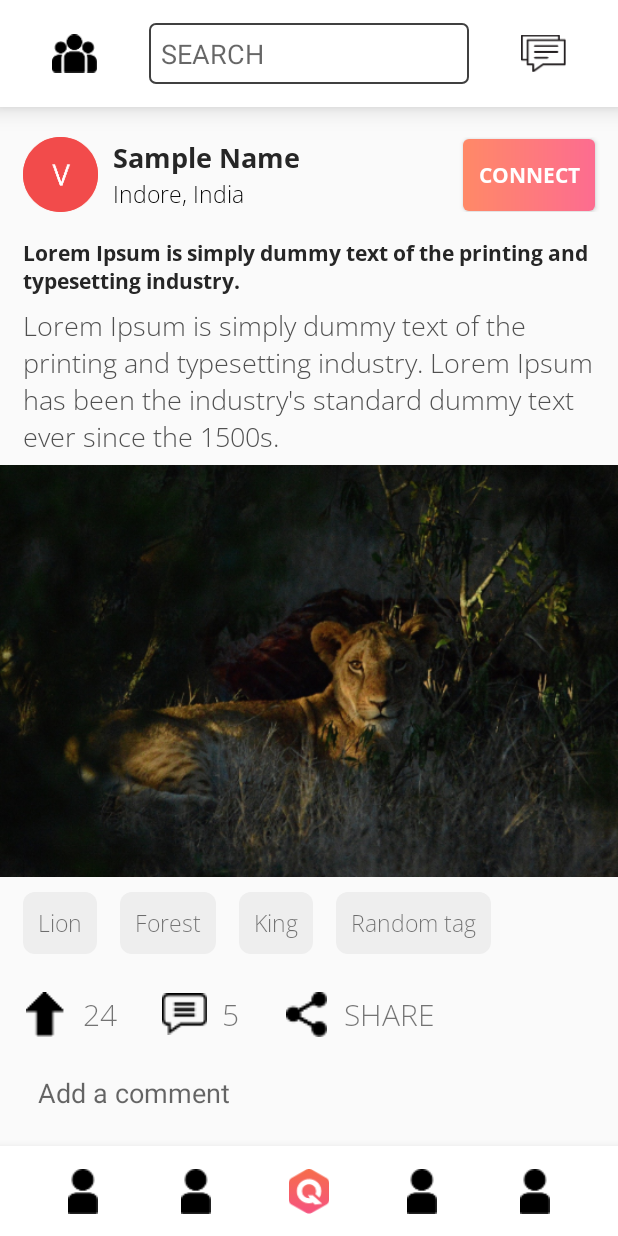
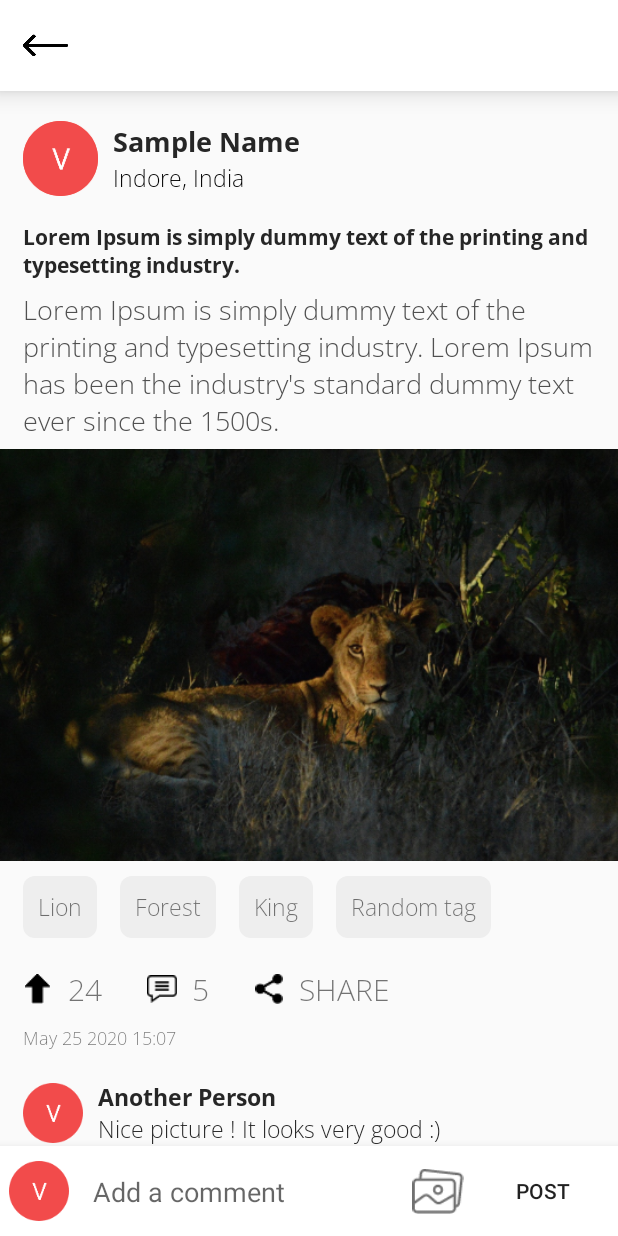
Before and after one commit to Anuragtech02/qcrux-wall, an Android app: the screen it shows after launch (MainActivity), on a phone screen of 412 x 824 dp. Run offline under Robolectric (Android 15) with nearby library versions, the phone set to English and light mode, and no system bars.

Commit message:
Post selected complete

```diff
--- a/app/src/main/java/com/anurag/qcrux/MainActivity.java
+++ b/app/src/main/java/com/anurag/qcrux/MainActivity.java
@@ -9,6 +9,6 @@ public class MainActivity extends AppCompatActivity {
     @Override
     protected void onCreate(Bundle savedInstanceState) {
         super.onCreate(savedInstanceState);
-        setContentView(R.layout.wall);
+        setContentView(R.layout.post_selected);
     }
 }
--- a/app/src/main/res/layout/activity_goal.xml
+++ b/app/src/main/res/layout/activity_goal.xml
@@ -46,6 +46,7 @@
         android:clipChildren="false"
         android:clipToPadding="false"
         android:orientation="vertical"
+        android:scrollbars="none"
         app:layout_constraintEnd_toEndOf="parent"
         app:layout_constraintStart_toStartOf="parent"
         app:layout_constraintTop_toBottomOf="@+id/textView4">
--- /dev/null
+++ b/app/src/main/res/layout/post_selected.xml
@@ -0,0 +1,455 @@
+<?xml version="1.0" encoding="utf-8"?>
+<androidx.constraintlayout.widget.ConstraintLayout
+    xmlns:android="http://schemas.android.com/apk/res/android"
+    xmlns:app="http://schemas.android.com/apk/res-auto"
+    xmlns:tools="http://schemas.android.com/tools"
+    android:layout_width="match_parent"
+    android:layout_height="match_parent">
+
+    <!--Top action bar-->
+    <androidx.constraintlayout.widget.ConstraintLayout
+        android:id="@+id/topBar"
+        android:background="@color/white"
+        android:layout_width="match_parent"
+        android:layout_height="wrap_content"
+        app:layout_constraintEnd_toEndOf="parent"
+        android:paddingTop="15dp"
+        android:paddingBottom="15dp"
+        android:elevation="10dp"
+        app:layout_constraintStart_toStartOf="parent"
+        app:layout_constraintTop_toTopOf="parent">
+
+        <ImageView
+            android:id="@+id/imageViewBack"
+            android:layout_width="30dp"
+            android:layout_height="30dp"
+            android:src="@mipmap/back"
+            android:layout_marginStart="15dp"
+            app:layout_constraintBottom_toBottomOf="parent"
+            app:layout_constraintStart_toStartOf="parent"
+            app:layout_constraintTop_toTopOf="parent" />
+
+
+    </androidx.constraintlayout.widget.ConstraintLayout>
+
+    <!--Post-->
+    <ScrollView
+        android:layout_width="match_parent"
+        android:layout_height="wrap_content"
+        android:fillViewport="true"
+        android:scrollbars="none"
+        app:layout_constraintEnd_toEndOf="parent"
+        app:layout_constraintStart_toStartOf="parent"
+        app:layout_constraintTop_toBottomOf="@+id/topBar">
+
+        <androidx.constraintlayout.widget.ConstraintLayout
+            android:id="@+id/post"
+            android:layout_width="match_parent"
+            android:layout_height="wrap_content"
+            android:paddingBottom="150dp">
+
+            <!--ID and connect-->
+            <androidx.constraintlayout.widget.ConstraintLayout
+                android:id="@+id/postTopBar"
+                android:layout_width="match_parent"
+                android:layout_height="wrap_content"
+                android:layout_marginTop="20dp"
+                app:layout_constraintEnd_toEndOf="parent"
+                app:layout_constraintStart_toStartOf="parent"
+                app:layout_constraintTop_toTopOf="parent">
+
+
+                <ImageView
+                    android:id="@+id/avatar"
+                    android:layout_width="50dp"
+                    android:layout_height="50dp"
+                    android:background="@drawable/circle_dp"
+                    android:layout_marginStart="15dp"
+                    app:layout_constraintStart_toStartOf="parent"
+                    app:layout_constraintTop_toTopOf="parent"
+                    android:src="@mipmap/dp" />
+
+                <TextView
+                    android:id="@+id/textViewName"
+                    android:layout_width="wrap_content"
+                    android:layout_height="wrap_content"
+                    android:layout_marginStart="10dp"
+                    android:text="Sample Name"
+                    android:fontFamily="@font/open_sans_bold"
+                    android:textColor="@color/colorHeading"
+                    android:textSize="18sp"
+                    app:layout_constraintBottom_toTopOf="@id/textViewLocation"
+                    app:layout_constraintStart_toEndOf="@+id/avatar"
+                    app:layout_constraintTop_toTopOf="@+id/avatar" />
+
+                <TextView
+                    android:id="@+id/textViewLocation"
+                    android:layout_width="wrap_content"
+                    android:layout_height="wrap_content"
+                    android:fontFamily="@font/open_sans_light"
+                    android:text="Indore, India"
+                    android:textColor="#000000"
+                    android:textSize="15sp"
+                    app:layout_constraintBottom_toBottomOf="@+id/avatar"
+                    app:layout_constraintStart_toStartOf="@+id/textViewName"
+                    app:layout_constraintTop_toBottomOf="@+id/textViewName" />
+
+            </androidx.constraintlayout.widget.ConstraintLayout>
+
+            <!--Content-->
+            <androidx.constraintlayout.widget.ConstraintLayout
+                android:id="@+id/content"
+                android:layout_width="match_parent"
+                android:layout_height="wrap_content"
+                app:layout_constraintStart_toStartOf="parent"
+                app:layout_constraintEnd_toEndOf="parent"
+                app:layout_constraintTop_toBottomOf="@+id/postTopBar">
+
+                <!--Heading-->
+                <TextView
+                    android:id="@+id/heading"
+                    android:layout_width="0dp"
+                    android:layout_height="40dp"
+                    android:paddingStart="15dp"
+                    android:paddingEnd="15dp"
+                    android:layout_marginTop="18dp"
+                    android:autoSizeTextType="uniform"
+                    android:autoSizeMinTextSize="12sp"
+                    android:autoSizeMaxTextSize="20sp"
+                    android:autoSizeStepGranularity="1sp"                    android:textColor="@color/colorHeading"
+                    android:fontFamily="@font/open_sans_bold"
+                    android:text="@string/headingPost"
+                    app:layout_constraintEnd_toEndOf="parent"
+                    app:layout_constraintStart_toStartOf="parent"
+                    app:layout_constraintTop_toTopOf="parent" />
+
+                <!--Description-->
+                <TextView
+                    android:id="@+id/description"
+                    android:layout_width="0dp"
+                    android:layout_height="100dp"
+                    android:layout_marginTop="5dp"
+                    android:paddingStart="15dp"
+                    android:paddingEnd="15dp"
+                    android:textColor="@color/colorDescription"
+                    android:fontFamily="@font/open_sans_light"
+                    android:text="@string/descriptionPost"
+                    android:autoSizeTextType="uniform"
+                    android:autoSizeMinTextSize="12sp"
+                    android:autoSizeMaxTextSize="20sp"
+                    android:autoSizeStepGranularity="1sp"
+                    app:layout_constraintTop_toBottomOf="@+id/heading"
+                    app:layout_constraintStart_toStartOf="parent"
+                    app:layout_constraintEnd_toEndOf="parent"/>
+
+                <!--Description image-->
+                <ImageView
+                    android:id="@+id/picture"
+                    android:layout_width="match_parent"
+                    android:layout_height="wrap_content"
+                    android:layout_marginTop="5dp"
+                    android:adjustViewBounds="true"
+                    app:layout_constraintEnd_toEndOf="parent"
+                    app:layout_constraintStart_toStartOf="parent"
+                    app:layout_constraintTop_toBottomOf="@+id/description"
+                    app:srcCompat="@mipmap/lion" />
+
+                <!--Tags-->
+                <HorizontalScrollView
+                    android:layout_width="match_parent"
+                    android:layout_height="wrap_content"
+                    android:scrollbars="none"
+                    app:layout_constraintTop_toBottomOf="@id/picture"
+                    app:layout_constraintStart_toStartOf="parent">
+                    <androidx.constraintlayout.widget.ConstraintLayout
+                        android:layout_width="match_parent"
+                        android:layout_height="wrap_content"
+                        android:paddingEnd="20dp">
+                        <LinearLayout
+                            android:id="@+id/tag1"
+                            android:layout_width="wrap_content"
+                            android:layout_height="wrap_content"
+                            android:background="@drawable/tag_bg"
+                            android:layout_marginStart="15dp"
+                            android:layout_marginTop="10dp"
+                            android:padding="10dp"
+                            app:layout_constraintStart_toStartOf="parent"
+                            app:layout_constraintTop_toTopOf="parent">
+                            <TextView
+                                android:layout_width="wrap_content"
+                                android:layout_height="wrap_content"
+                                android:fontFamily="@font/open_sans_light"
+                                android:textSize="15sp"
+                                android:text="Lion"/>
+                        </LinearLayout>
+                        <LinearLayout
+                            android:id="@+id/tag2"
+                            android:layout_width="wrap_content"
+                            android:layout_height="wrap_content"
+                            android:background="@drawable/tag_bg"
+                            android:layout_marginStart="15dp"
+                            android:layout_marginTop="10dp"
+                            android:padding="10dp"
+                            app:layout_constraintStart_toEndOf="@id/tag1"
+                            app:layout_constraintBottom_toBottomOf="parent"
+                            app:layout_constraintTop_toTopOf="parent">
+                            <TextView
+                                android:layout_width="wrap_content"
+                                android:layout_height="wrap_content"
+                                android:fontFamily="@font/open_sans_light"
+                                android:textSize="15sp"
+                                android:text="Forest"/>
+                        </LinearLayout>
+                        <LinearLayout
+                            android:id="@+id/tag3"
+                            android:layout_width="wrap_content"
+                            android:layout_height="wrap_content"
+                            android:background="@drawable/tag_bg"
+                            android:layout_marginStart="15dp"
+                            android:layout_marginTop="10dp"
+                            android:padding="10dp"
+                            app:layout_constraintStart_toEndOf="@id/tag2"
+                            app:layout_constraintBottom_toBottomOf="parent"
+                            app:layout_constraintTop_toTopOf="parent">
+                            <TextView
+                                android:layout_width="wrap_content"
+                                android:layout_height="wrap_content"
+                                android:fontFamily="@font/open_sans_light"
+                                android:textSize="15sp"
+                                android:text="King"/>
+                        </LinearLayout>
+                        <LinearLayout
+                            android:id="@+id/tag4"
+                            android:layout_width="wrap_content"
+                            android:layout_height="wrap_content"
+                            android:background="@drawable/tag_bg"
+                            android:layout_marginStart="15dp"
+                            android:layout_marginTop="10dp"
+                            android:padding="10dp"
+                            app:layout_constraintBottom_toBottomOf="parent"
+                            app:layout_constraintStart_toEndOf="@id/tag3"
+                            app:layout_constraintTop_toTopOf="parent">
+                            <TextView
+                                android:layout_width="wrap_content"
+                                android:layout_height="wrap_content"
+                                android:fontFamily="@font/open_sans_light"
+                                android:textSize="15sp"
+                                android:text="Random tag"/>
+                        </LinearLayout>
+                    </androidx.constraintlayout.widget.ConstraintLayout>
+
+                </HorizontalScrollView>
+
+            </androidx.constraintlayout.widget.ConstraintLayout>
+
+            <!--Vote comment share (count)-->
+            <androidx.constraintlayout.widget.ConstraintLayout
+                android:id="@+id/analytics"
+                android:layout_width="match_parent"
+                android:layout_height="wrap_content"
+                android:layout_marginTop="20dp"
+                android:layout_marginStart="15dp"
+                android:layout_marginEnd="15dp"
+                app:layout_constraintStart_toStartOf="parent"
+                app:layout_constraintEnd_toEndOf="parent"
+                app:layout_constraintTop_toBottomOf="@id/content">
+
+                <ImageView
+                    android:id="@+id/up"
+                    android:layout_width="20dp"
+                    android:layout_height="20dp"
+                    android:src="@mipmap/upvote"
+                    app:layout_constraintStart_toStartOf="parent"
+                    app:layout_constraintBottom_toBottomOf="parent"
+                    app:layout_constraintTop_toTopOf="parent"/>
+
+                <TextView
+                    android:id="@+id/up_count"
+                    android:layout_width="wrap_content"
+                    android:layout_height="wrap_content"
+                    android:text="24"
+                    android:textSize="20sp"
+                    android:fontFamily="@font/open_sans_light"
+                    android:layout_marginStart="10dp"
+                    app:layout_constraintStart_toEndOf="@+id/up"
+                    app:layout_constraintTop_toTopOf="@id/up"
+                    app:layout_constraintBottom_toBottomOf="@id/up"/>
+
+                <ImageView
+                    android:id="@+id/comment"
+                    android:layout_width="20dp"
+                    android:layout_height="20dp"
+                    android:src="@mipmap/comment"
+                    android:layout_marginStart="30dp"
+                    app:layout_constraintStart_toEndOf="@id/up_count"
+                    app:layout_constraintTop_toTopOf="@id/up"
+                    app:layout_constraintBottom_toBottomOf="@id/up"/>
+
+                <TextView
+                    android:id="@+id/comment_count"
+                    android:layout_width="wrap_content"
+                    android:layout_height="wrap_content"
+                    android:text="5"
+                    android:textSize="20sp"
+                    android:fontFamily="@font/open_sans_light"
+                    android:layout_marginStart="10dp"
+                    app:layout_constraintStart_toEndOf="@id/comment"
+                    app:layout_constraintTop_toTopOf="@id/up_count"
+                    app:layout_constraintBottom_toBottomOf="@id/up_count"/>
+
+                <ImageView
+                    android:id="@+id/share"
+                    android:layout_width="20dp"
+                    android:layout_height="20dp"
+                    android:src="@mipmap/share"
+                    android:layout_marginStart="30dp"
+                    app:layout_constraintStart_toEndOf="@id/comment_count"
+                    app:layout_constraintTop_toTopOf="@id/comment"
+                    app:layout_constraintBottom_toBottomOf="@id/comment" />
+
+                <TextView
+                    android:id="@+id/share_count"
+                    android:layout_width="wrap_content"
+                    android:layout_height="wrap_content"
+                    android:text="SHARE"
+                    android:textSize="20sp"
+                    android:layout_marginStart="10dp"
+                    android:fontFamily="@font/open_sans_light"
+                    app:layout_constraintStart_toEndOf="@id/share"
+                    app:layout_constraintTop_toTopOf="@id/comment_count"
+                    app:layout_constraintBottom_toBottomOf="@id/comment_count"/>
+            </androidx.constraintlayout.widget.ConstraintLayout>
+
+            <!--Time of post-->
+            <androidx.constraintlayout.widget.ConstraintLayout
+                android:id="@+id/time"
+                android:layout_width="match_parent"
+                android:layout_height="wrap_content"
+                android:layout_marginTop="10dp"
+                app:layout_constraintStart_toStartOf="parent"
+                app:layout_constraintEnd_toEndOf="parent"
+                app:layout_constraintTop_toBottomOf="@id/analytics">
+
+                <TextView
+                    android:layout_width="wrap_content"
+                    android:layout_height="wrap_content"
+                    android:text="May 25 2020 15:07"
+                    android:textSize="12sp"
+                    android:layout_marginStart="15dp"
+                    android:fontFamily="@font/open_sans_light"
+                    app:layout_constraintStart_toStartOf="parent"
+                    app:layout_constraintBottom_toBottomOf="parent"
+                    app:layout_constraintTop_toTopOf="parent"/>
+            </androidx.constraintlayout.widget.ConstraintLayout>
+
+            <!--Comments-->
+            <androidx.constraintlayout.widget.ConstraintLayout
+                android:id="@+id/comments"
+                android:layout_width="match_parent"
+                android:layout_height="wrap_content"
+                android:layout_marginTop="20dp"
+                android:layout_marginStart="15dp"
+                android:layout_marginEnd="15dp"
+                app:layout_constraintTop_toBottomOf="@+id/time"
+                app:layout_constraintStart_toStartOf="parent"
+                app:layout_constraintEnd_toEndOf="parent">
+
+                <ImageView
+                    android:id="@+id/comment_dp"
+                    android:layout_width="40dp"
+                    android:layout_height="40dp"
+                    app:layout_constraintStart_toStartOf="parent"
+                    app:layout_constraintTop_toTopOf="parent"
+                    app:layout_constraintBottom_toBottomOf="parent"
+                    android:src="@mipmap/dp"/>
+
+                <TextView
+                    android:id="@+id/comment_name"
+                    android:layout_width="wrap_content"
+                    android:layout_height="wrap_content"
+                    android:text="Another Person"
+                    android:textColor="@color/colorHeading"
+                    android:fontFamily="@font/open_sans_bold"
+                    android:textSize="15sp"
+                    android:layout_marginStart="10dp"
+                    app:layout_constraintTop_toTopOf="@id/comment_dp"
+                    app:layout_constraintBottom_toTopOf="@id/comment_msg"
+                    app:layout_constraintStart_toEndOf="@id/comment_dp"/>
+
+                <TextView
+                    android:id="@+id/comment_msg"
+                    android:layout_width="wrap_content"
+                    android:layout_height="wrap_content"
+                    android:text="Nice picture ! It looks very good :)"
+                    android:textColor="@color/colorHeading"
+                    android:fontFamily="@font/open_sans_light"
+                    android:textSize="15sp"
+                    android:layout_marginStart="10dp"
+                    app:layout_constraintTop_toBottomOf="@id/comment_name"
+                    app:layout_constraintBottom_toBottomOf="@id/comment_dp"
+                    app:layout_constraintStart_toEndOf="@id/comment_dp"/>
+            </androidx.constraintlayout.widget.ConstraintLayout>
+
+        </androidx.constraintlayout.widget.ConstraintLayout>
+    </ScrollView>
+
+    <!--Bottom Bar-->
+    <androidx.constraintlayout.widget.ConstraintLayout
+        android:id="@+id/bottomBar"
+        android:layout_width="match_parent"
+        android:layout_height="60dp"
+        app:layout_constraintStart_toStartOf="parent"
+        android:background="@color/white"
+        android:elevation="10dp"
+        app:layout_constraintEnd_toEndOf="parent"
+        app:layout_constraintBottom_toBottomOf="parent">
+
+        <ImageView
+            android:id="@+id/dp"
+            android:layout_width="40dp"
+            android:layout_height="40dp"
+            app:layout_constraintBottom_toBottomOf="parent"
+            app:layout_constraintStart_toStartOf="parent"
+            app:layout_constraintTop_toTopOf="parent"
+            app:layout_constraintEnd_toStartOf="@id/addComment"
+            app:srcCompat="@mipmap/dp" />
+
+        <EditText
+            android:id="@+id/addComment"
+            android:layout_width="wrap_content"
+            android:layout_height="wrap_content"
+            android:hint="Add a comment"
+            android:padding="10dp"
+            android:minEms="10"
+            android:maxEms="12"
+            android:background="@android:color/transparent"
+            app:layout_constraintStart_toEndOf="@id/dp"
+            app:layout_constraintTop_toTopOf="parent"
+            app:layout_constraintBottom_toBottomOf="parent"
+            app:layout_constraintEnd_toStartOf="@id/gallery" />
+
+        <ImageView
+            android:id="@+id/gallery"
+            android:layout_width="40dp"
+            android:layout_height="30dp"
+            app:layout_constraintBottom_toBottomOf="parent"
+            app:layout_constraintStart_toEndOf="@id/addComment"
+            app:layout_constraintEnd_toStartOf="@id/submit"
+            app:layout_constraintTop_toTopOf="parent"
+            app:srcCompat="@mipmap/gallery" />
+
+        <Button
+            android:id="@+id/submit"
+            android:layout_width="wrap_content"
+            android:layout_height="wrap_content"
+            android:text="POST"
+            android:background="@android:color/transparent"
+            app:layout_constraintStart_toEndOf="@id/gallery"
+            app:layout_constraintEnd_toEndOf="parent"
+            app:layout_constraintTop_toTopOf="parent"
+            app:layout_constraintBottom_toBottomOf="parent"/>
+
+
+
+    </androidx.constraintlayout.widget.ConstraintLayout>
+</androidx.constraintlayout.widget.ConstraintLayout>
--- a/app/src/main/res/values/styles.xml
+++ b/app/src/main/res/values/styles.xml
@@ -1,7 +1,7 @@
 <resources>
 
     <!-- Base application theme. -->
-    <style name="AppTheme" parent="Theme.AppCompat.Light.DarkActionBar">
+    <style name="AppTheme" parent="Theme.AppCompat.Light.NoActionBar">
         <!-- Customize your theme here. -->
         <item name="colorPrimary">@color/colorPrimary</item>
         <item name="colorPrimaryDark">@color/colorPrimaryDark</item>
```
Also changed, not shown: app/src/main/res/mipmap-hdpi/gallery.png (added), app/src/main/res/mipmap-mdpi/gallery.png (added), app/src/main/res/mipmap-xhdpi/gallery.png (added), app/src/main/res/mipmap-xxhdpi/gallery.png (added), app/src/main/res/mipmap-xxxhdpi/gallery.png (added).
